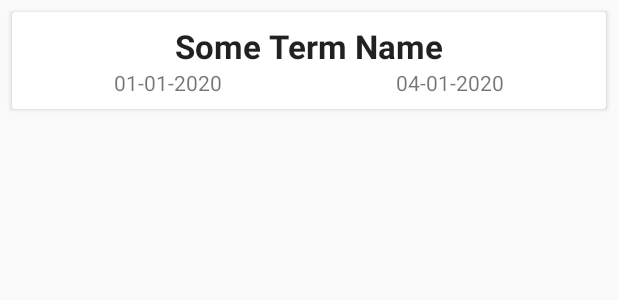
After one commit to Jdichiera/Academic-Tracker, an Android app: the layout term_item.xml on its own in the app's theme, with its tools: preview values and no code run, on a phone screen of 412 x 824 dp. The commit adds this screen. Shown: the top 300 px of the screen. Run offline under Robolectric (Android 15) with nearby library versions, the phone set to English and light mode, and no system bars.

Commit message:
Add term list view

```diff
--- a/app/build.gradle
+++ b/app/build.gradle
@@ -43,4 +43,7 @@ dependencies {
 
     implementation "android.arch.persistence.room:runtime:$room_version"
     annotationProcessor "android.arch.persistence.room:compiler:$room_version"
+
+    // TODO Rem before packaging
+    debugImplementation 'com.amitshekhar.android:debug-db:1.0.6'
 }
--- a/app/src/main/java/com/example/academictracker/view/Home.java
+++ b/app/src/main/java/com/example/academictracker/view/Home.java
@@ -13,7 +13,9 @@ import android.widget.Button;
 import android.widget.Toast;
 
 import com.example.academictracker.R;
+import com.example.academictracker.dao.TermDao;
 import com.example.academictracker.database.AcademicTrackerDatabase;
+import com.example.academictracker.entity.Term;
 
 public class Home extends AppCompatActivity {
 
--- /dev/null
+++ b/app/src/main/res/layout/term_item.xml
@@ -0,0 +1,44 @@
+<?xml version="1.0" encoding="utf-8"?>
+<androidx.cardview.widget.CardView xmlns:android="http://schemas.android.com/apk/res/android"
+    android:layout_width="match_parent"
+    android:layout_height="wrap_content"
+    android:layout_marginStart="8dp"
+    android:layout_marginTop="8dp"
+    android:layout_marginEnd="8dp">
+
+    <RelativeLayout
+        android:layout_width="match_parent"
+        android:layout_height="wrap_content"
+        android:padding="8dp">
+
+        <TextView
+            android:id="@+id/term_title"
+            android:layout_width="wrap_content"
+            android:layout_height="wrap_content"
+            android:layout_centerHorizontal="true"
+            android:maxLines="1"
+            android:text="Some Term Name"
+            android:textAppearance="@style/TextAppearance.AppCompat.Large"
+            android:textStyle="bold"></TextView>
+
+        <TextView
+            android:id="@+id/term_start_date"
+            android:layout_width="wrap_content"
+            android:layout_height="wrap_content"
+            android:layout_below="@id/term_title"
+            android:text="01-01-2020"
+            android:layout_alignParentLeft="true"
+            android:layout_marginLeft="60dp"></TextView>
+
+        <TextView
+            android:id="@+id/term_end_date"
+            android:layout_width="wrap_content"
+            android:layout_height="wrap_content"
+            android:layout_below="@id/term_title"
+            android:text="04-01-2020"
+            android:layout_alignParentRight="true"
+            android:layout_marginRight="60dp"></TextView>
+
+    </RelativeLayout>
+
+</androidx.cardview.widget.CardView>
```
Also changed, not shown: app/src/main/java/com/example/academictracker/adapters/TermAdapter.java (added, +67 -0 lines), app/src/main/java/com/example/academictracker/view/TermList.java (+12 -2 lines), app/src/main/res/layout/activity_term_list.xml (+8 -2 lines).
